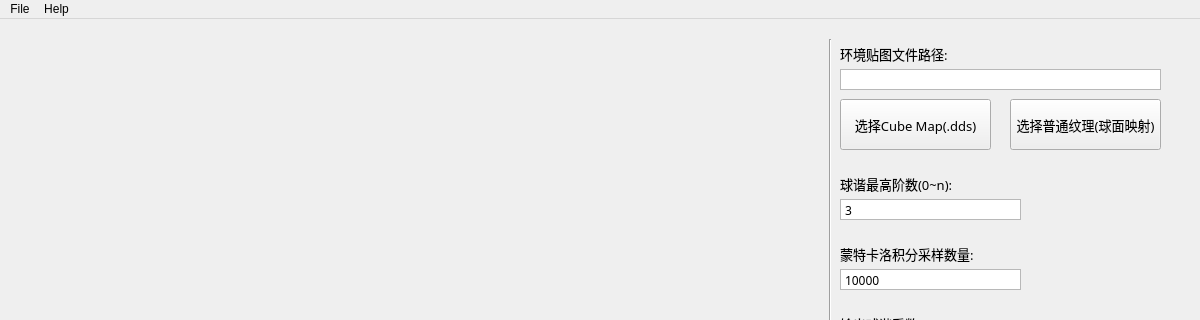
Old version of the form Source/GUI-SHLighting/GUISHLighting.ui in the repository CHINA-JIGE/Noise3D-DirectX11; both pictures show x 0 to 1200 and y 0 to 320 of the 1200 by 680 pixel window.
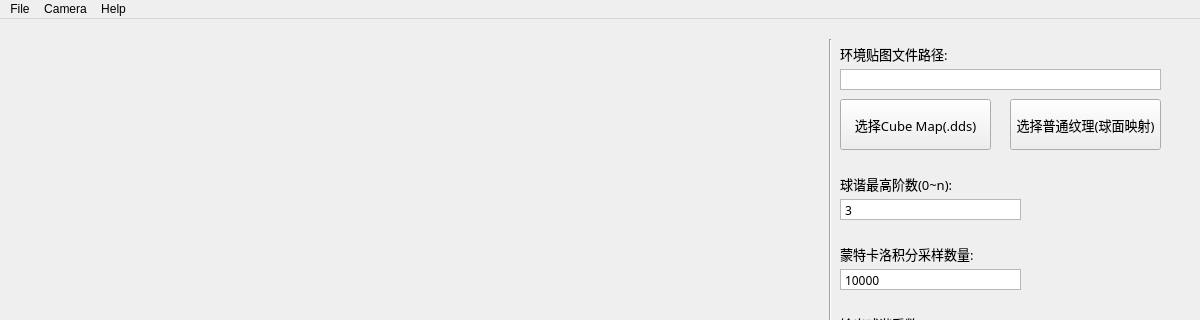
New version of the form.

```diff
--- a/Source/GUI-SHLighting/GUISHLighting.ui
+++ b/Source/GUI-SHLighting/GUISHLighting.ui
@@ -324,7 +324,15 @@
     </property>
     <addaction name="actionAbout"/>
    </widget>
+   <widget class="QMenu" name="menuCamera">
+    <property name="title">
+     <string>Camera</string>
+    </property>
+    <addaction name="actionCameraOrthographic"/>
+    <addaction name="actionCameraPerspective"/>
+   </widget>
    <addaction name="menuFile"/>
+   <addaction name="menuCamera"/>
    <addaction name="menuHelp"/>
   </widget>
   <widget class="QStatusBar" name="statusbar"/>
```
Left out of the diff: 10 changed lines with no effect on the pictures.
